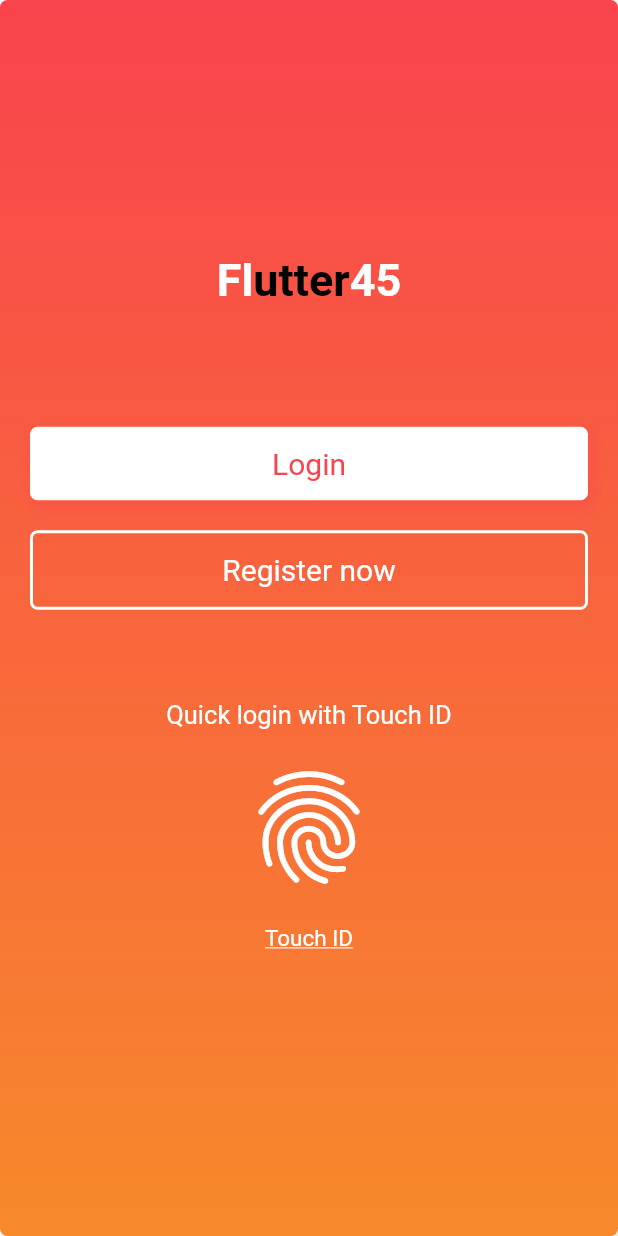
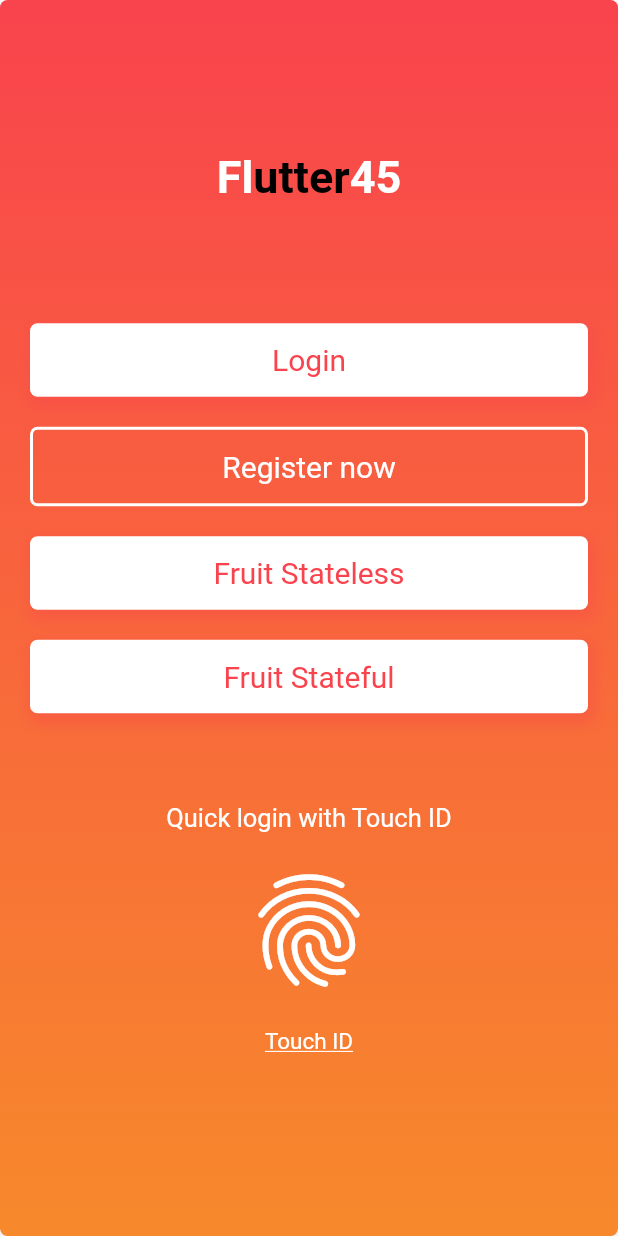
Before and after one commit to rgodlontonshaw/flutter45, a Flutter app: the screen it shows after launch, on a phone screen of 412 x 824 dp. Run offline on Flutter 3.47's test engine with Material 2 defaults, Android fonts, the phone set to English and light mode, and no system bars; our stand-ins replace google_fonts; Roboto replaces fonts that are missing (Alef).

Commit message:
stateful + stateless fruit baskets

```diff
--- a/lib/utils/commons.dart
+++ b/lib/utils/commons.dart
@@ -9,6 +9,7 @@ class Commons {
   static const gradientBackgroundColorEnd = const Color(0xFFf7892b);
   static const gradientBackgroundColorWhite = const Color(0xFFf7892b);
   static const mainFlutter45 = const Color(0xFFF9434D);
+  static const appBarBackGroundColor = const Color(0xFF252632);
 
   static Widget titleFlutter45(BuildContext context) {
     return RichText(
--- a/lib/view/login/welcome_page.dart
+++ b/lib/view/login/welcome_page.dart
@@ -1,5 +1,7 @@
 import 'package:flutter/material.dart';
 import 'package:flutter45/utils/commons.dart';
+import 'package:flutter45/view/fruit/FruitBasketStateful.dart';
+import 'package:flutter45/view/fruit/FruitBasketStateless.dart';
 import 'package:flutter45/view/login/login_page.dart';
 import 'package:flutter45/view/login/signup.dart';
 
@@ -13,6 +15,60 @@ class WelcomePage extends StatefulWidget {
 }
 
 class _WelcomePageState extends State<WelcomePage> {
+  @override
+  Widget build(BuildContext context) {
+    return Scaffold(
+        body: SingleChildScrollView(
+      child: Container(
+        padding: EdgeInsets.symmetric(horizontal: 20),
+        height: MediaQuery.of(context).size.height,
+        decoration: BoxDecoration(
+            borderRadius: BorderRadius.all(Radius.circular(5)),
+            boxShadow: <BoxShadow>[
+              BoxShadow(
+                  color: Colors.grey.shade200,
+                  offset: Offset(2, 4),
+                  blurRadius: 5,
+                  spreadRadius: 2)
+            ],
+            gradient: LinearGradient(
+                begin: Alignment.topCenter,
+                end: Alignment.bottomCenter,
+                colors: [
+                  Commons.gradientBackgroundColorStart,
+                  Commons.gradientBackgroundColorEnd
+                ])),
+        child: Column(
+          crossAxisAlignment: CrossAxisAlignment.center,
+          mainAxisAlignment: MainAxisAlignment.center,
+          children: <Widget>[
+            Commons.titleFlutter45Home(context),
+            SizedBox(
+              height: 80,
+            ),
+            _submitButton(),
+            SizedBox(
+              height: 20,
+            ),
+            _signUpButton(),
+            SizedBox(
+              height: 20,
+            ),
+            _fruitStatelessButton(),
+            SizedBox(
+              height: 20,
+            ),
+            _fruitStateFulButton(),
+            SizedBox(
+              height: 20,
+            ),
+            _label()
+          ],
+        ),
+      ),
+    ));
+  }
+
   Widget _submitButton() {
     return InkWell(
       onTap: () {
@@ -63,6 +119,62 @@ class _WelcomePageState extends State<WelcomePage> {
     );
   }
 
+  Widget _fruitStateFulButton() {
+    return InkWell(
+      onTap: () {
+        Navigator.push(context,
+            MaterialPageRoute(builder: (context) => FruitBasketStateFul()));
+      },
+      child: Container(
+        width: MediaQuery.of(context).size.width,
+        padding: EdgeInsets.symmetric(vertical: 13),
+        alignment: Alignment.center,
+        decoration: BoxDecoration(
+            borderRadius: BorderRadius.all(Radius.circular(5)),
+            boxShadow: <BoxShadow>[
+              BoxShadow(
+                  color: Commons.mainFlutter45.withAlpha(100),
+                  offset: Offset(2, 4),
+                  blurRadius: 8,
+                  spreadRadius: 2)
+            ],
+            color: Colors.white),
+        child: Text(
+          'Fruit Stateful',
+          style: TextStyle(fontSize: 20, color: Commons.mainFlutter45),
+        ),
+      ),
+    );
+  }
+
+  Widget _fruitStatelessButton() {
+    return InkWell(
+      onTap: () {
+        Navigator.push(context,
+            MaterialPageRoute(builder: (context) => FruitBasketStateless()));
+      },
+      child: Container(
+        width: MediaQuery.of(context).size.width,
+        padding: EdgeInsets.symmetric(vertical: 13),
+        alignment: Alignment.center,
+        decoration: BoxDecoration(
+            borderRadius: BorderRadius.all(Radius.circular(5)),
+            boxShadow: <BoxShadow>[
+              BoxShadow(
+                  color: Commons.mainFlutter45.withAlpha(100),
+                  offset: Offset(2, 4),
+                  blurRadius: 8,
+                  spreadRadius: 2)
+            ],
+            color: Colors.white),
+        child: Text(
+          'Fruit Stateless',
+          style: TextStyle(fontSize: 20, color: Commons.mainFlutter45),
+        ),
+      ),
+    );
+  }
+
   Widget _label() {
     return Container(
         margin: EdgeInsets.only(top: 40, bottom: 20),
@@ -90,51 +202,4 @@ class _WelcomePageState extends State<WelcomePage> {
           ],
         ));
   }
-
-  @override
-  Widget build(BuildContext context) {
-    return Scaffold(
-      body: SingleChildScrollView(
-        child: Container(
-          padding: EdgeInsets.symmetric(horizontal: 20),
-          height: MediaQuery.of(context).size.height,
-          decoration: BoxDecoration(
-              borderRadius: BorderRadius.all(Radius.circular(5)),
-              boxShadow: <BoxShadow>[
-                BoxShadow(
-                    color: Colors.grey.shade200,
-                    offset: Offset(2, 4),
-                    blurRadius: 5,
-                    spreadRadius: 2)
-              ],
-              gradient: LinearGradient(
-                  begin: Alignment.topCenter,
-                  end: Alignment.bottomCenter,
-                  colors: [
-                    Commons.gradientBackgroundColorStart,
-                    Commons.gradientBackgroundColorEnd
-                  ])),
-          child: Column(
-            crossAxisAlignment: CrossAxisAlignment.center,
-            mainAxisAlignment: MainAxisAlignment.center,
-            children: <Widget>[
-              Commons.titleFlutter45Home(context),
-              SizedBox(
-                height: 80,
-              ),
-              _submitButton(),
-              SizedBox(
-                height: 20,
-              ),
-              _signUpButton(),
-              SizedBox(
-                height: 20,
-              ),
-              _label()
-            ],
-          ),
-        ),
-      ),
-    );
-  }
 }
```
Also changed, not shown: lib/view/fruit/FruitBasketStateful.dart (added, +116 -0 lines), lib/view/fruit/FruitBasketStateless.dart (added, +59 -0 lines).
